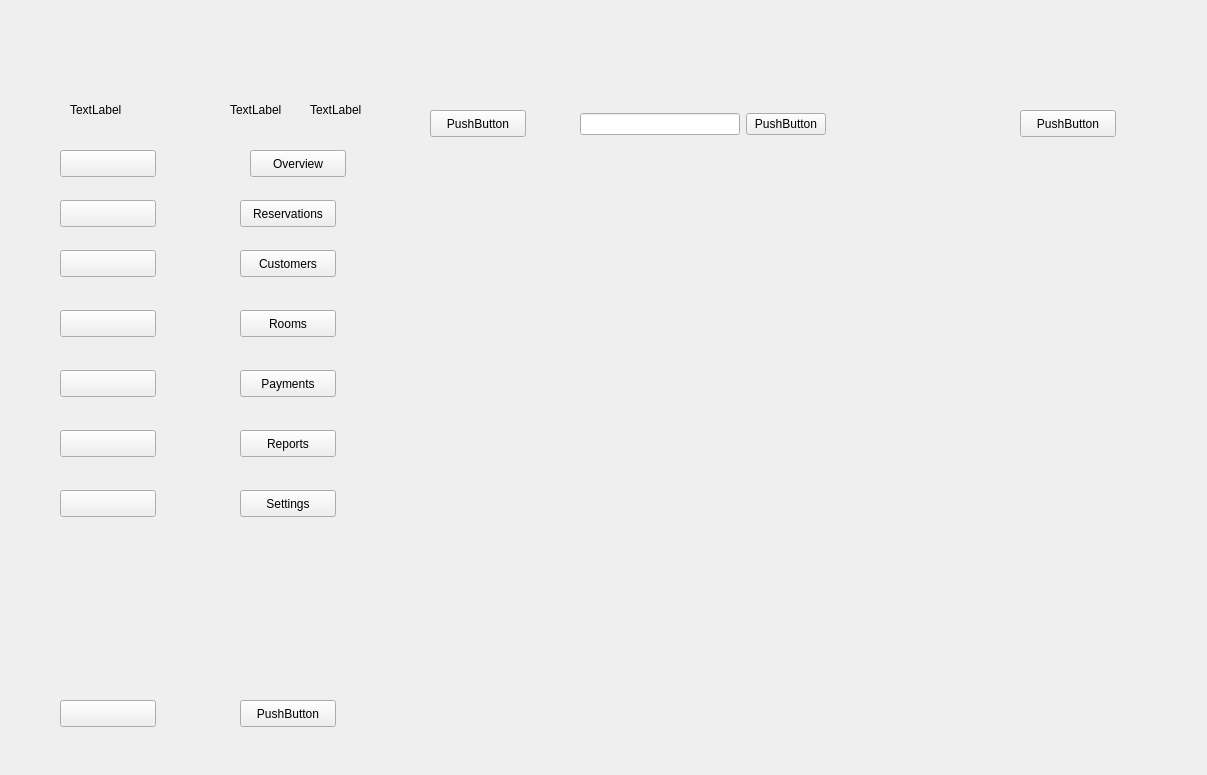
Old version of the form dashboard.ui in the repository WeWeBunnyX/HotelReservationSQL_Application.
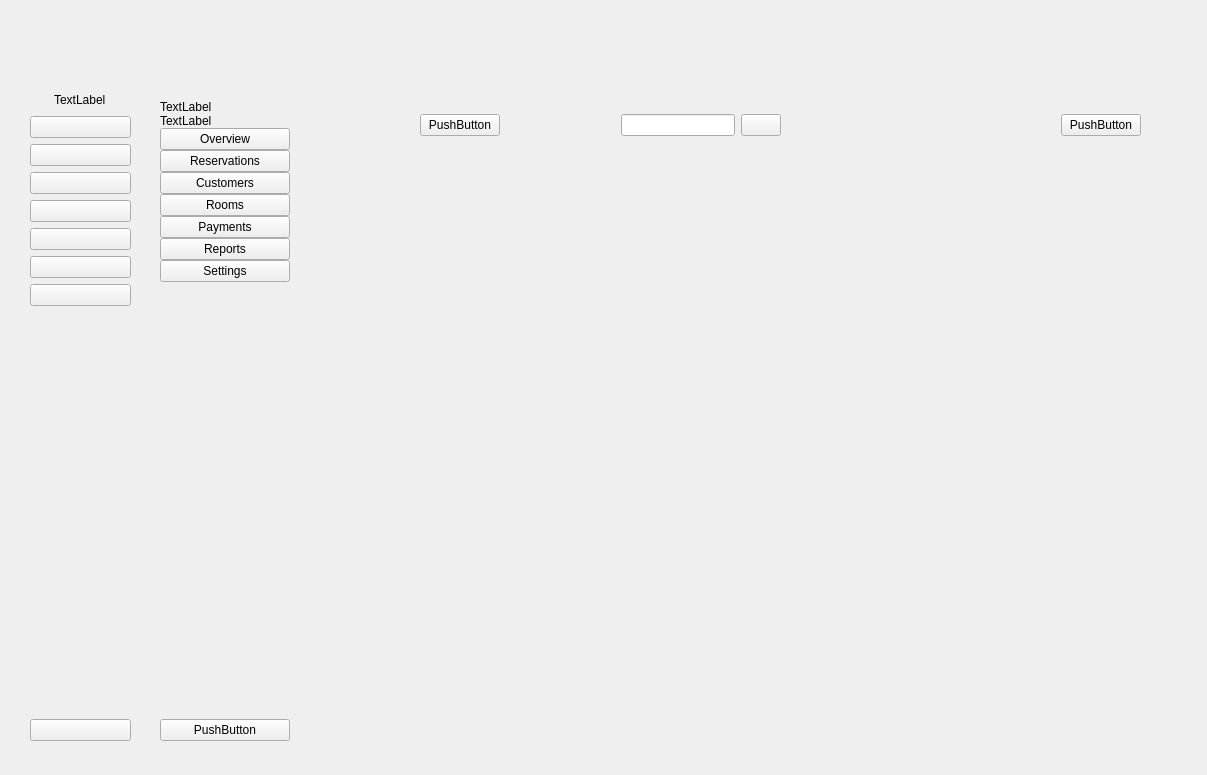
New version of the form. Icons and pictures are not drawn.

Diff of the .ui file:
```diff
--- a/dashboard.ui
+++ b/dashboard.ui
@@ -18,32 +18,61 @@
     <rect>
      <x>30</x>
      <y>50</y>
-     <width>161</width>
+     <width>101</width>
      <height>691</height>
     </rect>
    </property>
+   <widget class="QWidget" name="">
+    <property name="geometry">
+     <rect>
+      <x>0</x>
+      <y>40</y>
+      <width>101</width>
+      <height>651</height>
+     </rect>
+    </property>
+    <layout class="QVBoxLayout" name="verticalLayout_3">
+     <item>
+      <layout class="QHBoxLayout" name="horizontalLayout_2">
+       <item>
+        <spacer name="horizontalSpacer_3">
+         <property name="orientation">
+          <enum>Qt::Orientation::Horizontal</enum>
+         </property>
+         <property name="sizeHint" stdset="0">
+          <size>
+           <width>40</width>
+           <height>20</height>
+          </size>
+         </property>
+        </spacer>
+       </item>
+       <item>
    <widget class="QLabel" name="label">
-    <property name="geometry">
-     <rect>
-      <x>40</x>
-      <y>50</y>
-      <width>70</width>
-      <height>19</height>
-     </rect>
-    </property>
     <property name="text">
      <string>TextLabel</string>
     </property>
    </widget>
+       </item>
+       <item>
+        <spacer name="horizontalSpacer_4">
+         <property name="orientation">
+          <enum>Qt::Orientation::Horizontal</enum>
+         </property>
+         <property name="sizeHint" stdset="0">
+          <size>
+           <width>40</width>
+           <height>20</height>
+          </size>
+         </property>
+        </spacer>
+       </item>
+      </layout>
+     </item>
+     <item>
+      <layout class="QVBoxLayout" name="verticalLayout_2">
+       <item>
    <widget class="QPushButton" name="pushButton">
-    <property name="geometry">
-     <rect>
-      <x>30</x>
-      <y>100</y>
-      <width>96</width>
-      <height>27</height>
-     </rect>
-    </property>
     <property name="text">
      <string/>
     </property>
@@ -52,15 +81,9 @@
       <normaloff>:/icons/icons/dashboard/home.png</normaloff>:/icons/icons/dashboard/home.png</iconset>
     </property>
    </widget>
+       </item>
+       <item>
    <widget class="QPushButton" name="pushButton_2">
-    <property name="geometry">
-     <rect>
-      <x>30</x>
-      <y>150</y>
-      <width>96</width>
-      <height>27</height>
-     </rect>
-    </property>
     <property name="text">
      <string/>
     </property>
@@ -69,15 +92,9 @@
       <normaloff>icons/dashboard/reservation.png</normaloff>icons/dashboard/reservation.png</iconset>
     </property>
    </widget>
+       </item>
+       <item>
    <widget class="QPushButton" name="pushButton_3">
-    <property name="geometry">
-     <rect>
-      <x>30</x>
-      <y>200</y>
-      <width>96</width>
-      <height>27</height>
-     </rect>
-    </property>
     <property name="text">
      <string/>
     </property>
@@ -86,15 +103,9 @@
       <normaloff>:/icons/icons/dashboard/customer.png</normaloff>:/icons/icons/dashboard/customer.png</iconset>
     </property>
    </widget>
+       </item>
+       <item>
    <widget class="QPushButton" name="pushButton_4">
-    <property name="geometry">
-     <rect>
-      <x>30</x>
-      <y>260</y>
-      <width>96</width>
-      <height>27</height>
-     </rect>
-    </property>
     <property name="text">
      <string/>
     </property>
@@ -103,15 +114,9 @@
       <normaloff>:/icons/icons/dashboard/room.png</normaloff>:/icons/icons/dashboard/room.png</iconset>
     </property>
    </widget>
+       </item>
+       <item>
    <widget class="QPushButton" name="pushButton_5">
-    <property name="geometry">
-     <rect>
-      <x>30</x>
-      <y>320</y>
-      <width>96</width>
-      <height>27</height>
-     </rect>
-    </property>
     <property name="text">
      <string/>
     </property>
@@ -120,15 +125,9 @@
       <normaloff>:/icons/icons/dashboard/payment.png</normaloff>:/icons/icons/dashboard/payment.png</iconset>
     </property>
    </widget>
+       </item>
+       <item>
    <widget class="QPushButton" name="pushButton_6">
-    <property name="geometry">
-     <rect>
-      <x>30</x>
-      <y>380</y>
-      <width>96</width>
-      <height>27</height>
-     </rect>
-    </property>
     <property name="text">
      <string/>
     </property>
@@ -137,15 +136,9 @@
       <normaloff>:/icons/icons/dashboard/report.png</normaloff>:/icons/icons/dashboard/report.png</iconset>
     </property>
    </widget>
+       </item>
+       <item>
    <widget class="QPushButton" name="pushButton_7">
-    <property name="geometry">
-     <rect>
-      <x>30</x>
-      <y>440</y>
-      <width>96</width>
-      <height>27</height>
-     </rect>
-    </property>
     <property name="text">
      <string/>
     </property>
@@ -154,158 +147,170 @@
       <normaloff>:/icons/icons/dashboard/settings.png</normaloff>:/icons/icons/dashboard/settings.png</iconset>
     </property>
    </widget>
+       </item>
+      </layout>
+     </item>
+     <item>
+      <spacer name="verticalSpacer">
+       <property name="orientation">
+        <enum>Qt::Orientation::Vertical</enum>
+       </property>
+       <property name="sizeHint" stdset="0">
+        <size>
+         <width>20</width>
+         <height>40</height>
+        </size>
+       </property>
+      </spacer>
+     </item>
+     <item>
    <widget class="QPushButton" name="pushButton_8">
-    <property name="geometry">
-     <rect>
-      <x>30</x>
-      <y>650</y>
-      <width>96</width>
-      <height>27</height>
-     </rect>
-    </property>
     <property name="text">
      <string/>
     </property>
+      </widget>
+     </item>
+    </layout>
    </widget>
   </widget>
   <widget class="QWidget" name="fullMenuWidget" native="true">
    <property name="geometry">
     <rect>
-     <x>220</x>
+     <x>150</x>
      <y>50</y>
      <width>151</width>
      <height>691</height>
     </rect>
    </property>
+   <widget class="QWidget" name="">
+    <property name="geometry">
+     <rect>
+      <x>10</x>
+      <y>50</y>
+      <width>130</width>
+      <height>641</height>
+     </rect>
+    </property>
+    <layout class="QVBoxLayout" name="verticalLayout_4">
+     <property name="spacing">
+      <number>0</number>
+     </property>
+     <item>
    <widget class="QLabel" name="label_2">
-    <property name="geometry">
-     <rect>
-      <x>10</x>
-      <y>50</y>
-      <width>70</width>
-      <height>19</height>
-     </rect>
-    </property>
     <property name="text">
      <string>TextLabel</string>
     </property>
    </widget>
+     </item>
+     <item>
    <widget class="QLabel" name="label_3">
-    <property name="geometry">
-     <rect>
-      <x>90</x>
-      <y>50</y>
-      <width>70</width>
-      <height>19</height>
-     </rect>
-    </property>
     <property name="text">
      <string>TextLabel</string>
     </property>
    </widget>
+     </item>
+     <item>
+      <layout class="QVBoxLayout" name="verticalLayout">
+       <item>
    <widget class="QPushButton" name="pushButton_9">
-    <property name="geometry">
-     <rect>
-      <x>30</x>
-      <y>100</y>
-      <width>96</width>
-      <height>27</height>
-     </rect>
-    </property>
     <property name="text">
      <string>Overview</string>
     </property>
-   </widget>
+         <property name="icon">
+          <iconset resource="resource.qrc">
+           <normaloff>:/icons/icons/dashboard/home.png</normaloff>:/icons/icons/dashboard/home.png</iconset>
+         </property>
+        </widget>
+       </item>
+       <item>
    <widget class="QPushButton" name="pushButton_10">
-    <property name="geometry">
-     <rect>
-      <x>20</x>
-      <y>150</y>
-      <width>96</width>
-      <height>27</height>
-     </rect>
-    </property>
     <property name="text">
      <string>Reservations</string>
     </property>
-   </widget>
+         <property name="icon">
+          <iconset resource="resource.qrc">
+           <normaloff>:/icons/icons/dashboard/reservation.png</normaloff>:/icons/icons/dashboard/reservation.png</iconset>
+         </property>
+        </widget>
+       </item>
+       <item>
    <widget class="QPushButton" name="pushButton_11">
-    <property name="geometry">
-     <rect>
-      <x>20</x>
-      <y>200</y>
-      <width>96</width>
-      <height>27</height>
-     </rect>
-    </property>
     <property name="text">
      <string>Customers</string>
     </property>
-   </widget>
+         <property name="icon">
+          <iconset resource="resource.qrc">
+           <normaloff>:/icons/icons/dashboard/customer.png</normaloff>:/icons/icons/dashboard/customer.png</iconset>
+         </property>
+        </widget>
+       </item>
+       <item>
    <widget class="QPushButton" name="pushButton_12">
-    <property name="geometry">
-     <rect>
-      <x>20</x>
-      <y>260</y>
-      <width>96</width>
-      <height>27</height>
-     </rect>
-    </property>
     <property name="text">
      <string>Rooms</string>
     </property>
-   </widget>
+         <property name="icon">
+          <iconset resource="resource.qrc">
+           <normaloff>:/icons/icons/dashboard/room.png</normaloff>:/icons/icons/dashboard/room.png</iconset>
+         </property>
+        </widget>
+       </item>
+       <item>
    <widget class="QPushButton" name="pushButton_13">
-    <property name="geometry">
-     <rect>
-      <x>20</x>
-      <y>320</y>
-      <width>96</width>
-      <height>27</height>
-     </rect>
-    </property>
     <property name="text">
      <string>Payments</string>
     </property>
-   </widget>
+         <property name="icon">
+          <iconset resource="resource.qrc">
+           <normaloff>:/icons/icons/dashboard/payment.png</normaloff>:/icons/icons/dashboard/payment.png</iconset>
+         </property>
+        </widget>
+       </item>
+       <item>
    <widget class="QPushButton" name="pushButton_14">
-    <property name="geometry">
-     <rect>
-      <x>20</x>
-      <y>380</y>
-      <width>96</width>
-      <height>27</height>
-     </rect>
-    </property>
     <property name="text">
      <string>Reports</string>
     </property>
-   </widget>
+         <property name="icon">
+          <iconset resource="resource.qrc">
+           <normaloff>:/icons/icons/dashboard/report.png</normaloff>:/icons/icons/dashboard/report.png</iconset>
+         </property>
+        </widget>
+       </item>
+       <item>
    <widget class="QPushButton" name="pushButton_15">
-    <property name="geometry">
-     <rect>
-      <x>20</x>
-      <y>440</y>
-      <width>96</width>
-      <height>27</height>
-     </rect>
-    </property>
     <property name="text">
      <string>Settings</string>
     </property>
-   </widget>
+         <property name="icon">
+          <iconset resource="resource.qrc">
+           <normaloff>:/icons/icons/dashboard/settings.png</normaloff>:/icons/icons/dashboard/settings.png</iconset>
+         </property>
+        </widget>
+       </item>
+      </layout>
+     </item>
+     <item>
+      <spacer name="verticalSpacer_2">
+       <property name="orientation">
+        <enum>Qt::Orientation::Vertical</enum>
+       </property>
+       <property name="sizeHint" stdset="0">
+        <size>
+         <width>20</width>
+         <height>40</height>
+        </size>
+       </property>
+      </spacer>
+     </item>
+     <item>
    <widget class="QPushButton" name="pushButton_16">
-    <property name="geometry">
-     <rect>
-      <x>20</x>
-      <y>650</y>
-      <width>96</width>
-      <height>27</height>
-     </rect>
-    </property>
     <property name="text">
      <string>PushButton</string>
     </property>
+      </widget>
+     </item>
+    </layout>
    </widget>
   </widget>
   <widget class="QWidget" name="widget_3" native="true">
@@ -326,47 +331,69 @@
       <height>80</height>
      </rect>
     </property>
+    <widget class="QWidget" name="">
+     <property name="geometry">
+      <rect>
+       <x>0</x>
+       <y>30</y>
+       <width>721</width>
+       <height>31</height>
+      </rect>
+     </property>
+     <layout class="QHBoxLayout" name="horizontalLayout_3">
+      <item>
     <widget class="QPushButton" name="pushButton_17">
-     <property name="geometry">
-      <rect>
-       <x>10</x>
-       <y>30</y>
-       <width>96</width>
-       <height>27</height>
-      </rect>
-     </property>
      <property name="text">
       <string>PushButton</string>
      </property>
     </widget>
-    <widget class="QPushButton" name="pushButton_19">
-     <property name="geometry">
-      <rect>
-       <x>600</x>
-       <y>30</y>
-       <width>96</width>
-       <height>27</height>
-      </rect>
-     </property>
-     <property name="text">
-      <string>PushButton</string>
-     </property>
-    </widget>
-    <widget class="QWidget" name="">
-     <property name="geometry">
-      <rect>
-       <x>160</x>
-       <y>30</y>
-       <width>246</width>
-       <height>29</height>
-      </rect>
-     </property>
+      </item>
+      <item>
      <layout class="QHBoxLayout" name="horizontalLayout">
+        <item>
+         <spacer name="horizontalSpacer">
+          <property name="orientation">
+           <enum>Qt::Orientation::Horizontal</enum>
+          </property>
+          <property name="sizeHint" stdset="0">
+           <size>
+            <width>40</width>
+            <height>20</height>
+           </size>
+          </property>
+         </spacer>
+        </item>
       <item>
        <widget class="QLineEdit" name="lineEdit"/>
       </item>
       <item>
        <widget class="QPushButton" name="pushButton_18">
+          <property name="text">
+           <string/>
+          </property>
+          <property name="icon">
+           <iconset resource="resource.qrc">
+            <normaloff>:/icons/icons/dashboard/search.png</normaloff>:/icons/icons/dashboard/search.png</iconset>
+          </property>
+         </widget>
+        </item>
+       </layout>
+      </item>
+      <item>
+       <spacer name="horizontalSpacer_2">
+        <property name="orientation">
+         <enum>Qt::Orientation::Horizontal</enum>
+        </property>
+        <property name="sizeHint" stdset="0">
+         <size>
+          <width>40</width>
+          <height>20</height>
+         </size>
+        </property>
+       </spacer>
+      </item>
+      <item>
+       <widget class="QPushButton" name="pushButton_19">
         <property name="text">
          <string>PushButton</string>
         </property>
```
Lines whose indentation alone changed are shown as unchanged.
